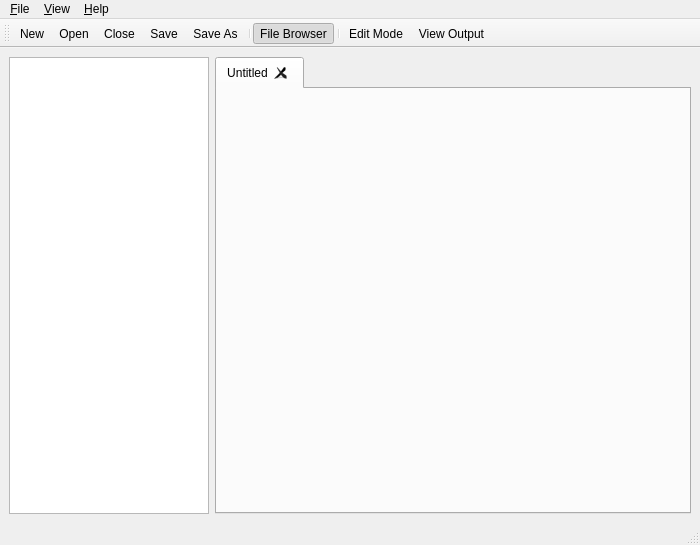
First picture: the form in src/equipmant.ui, repository hk0i/equipmant, before the edit.
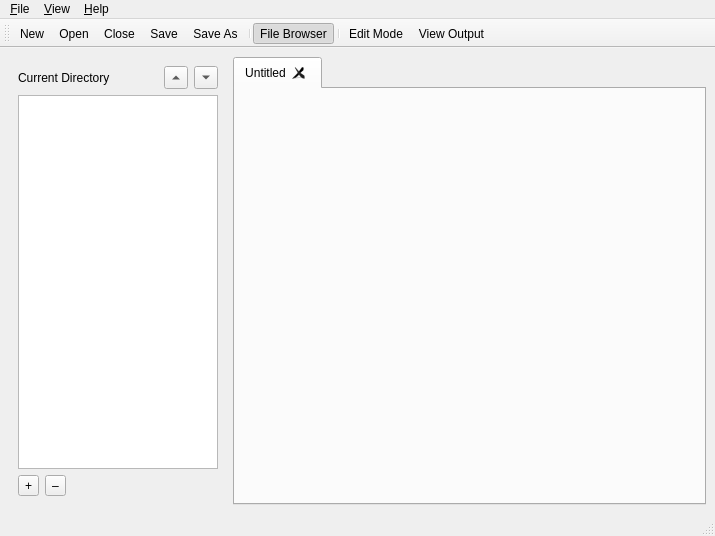
Second picture: the form after the edit. Icons and pictures are not drawn. Custom widgets are drawn as their Qt base class.

Commit message: Added filebrowser widgets and root directory changing

Diff of the .ui file:
```diff
--- a/src/equipmant.ui
+++ b/src/equipmant.ui
@@ -6,13 +6,13 @@
    <rect>
     <x>0</x>
     <y>0</y>
-    <width>700</width>
-    <height>545</height>
+    <width>715</width>
+    <height>536</height>
    </rect>
   </property>
   <property name="minimumSize">
    <size>
-    <width>700</width>
+    <width>715</width>
     <height>536</height>
    </size>
   </property>
@@ -24,8 +24,34 @@
     <normaloff>:/img/res/ equip_icon_64.png</normaloff>:/img/res/ equip_icon_64.png</iconset>
   </property>
   <widget class="QWidget" name="centralwidget">
-   <layout class="QHBoxLayout" name="horizontalLayout">
-    <item>
+   <layout class="QGridLayout" name="gridLayout_2">
+    <item row="0" column="0">
+     <widget class="QWidget" name="fileBrowser" native="true">
+      <property name="maximumSize">
+       <size>
+        <width>226</width>
+        <height>16777215</height>
+       </size>
+      </property>
+      <layout class="QGridLayout" name="gridLayout">
+       <item row="0" column="0" colspan="3">
+        <widget class="QLabel" name="lblFBDirectory">
+         <property name="text">
+          <string>Current Directory</string>
+         </property>
+        </widget>
+       </item>
+       <item row="0" column="4">
+        <widget class="QToolButton" name="tbFBDown">
+         <property name="text">
+          <string>...</string>
+         </property>
+         <property name="arrowType">
+          <enum>Qt::DownArrow</enum>
+         </property>
+        </widget>
+       </item>
+       <item row="1" column="0" colspan="5">
      <widget class="QTreeView" name="tvFileView">
       <property name="sizePolicy">
        <sizepolicy hsizetype="MinimumExpanding" vsizetype="Expanding">
@@ -47,7 +73,47 @@
       </property>
      </widget>
     </item>
-    <item>
+       <item row="2" column="0">
+        <widget class="QToolButton" name="tbFBAdd">
+         <property name="text">
+          <string>+</string>
+         </property>
+        </widget>
+       </item>
+       <item row="2" column="1">
+        <widget class="QToolButton" name="tbFBRemove">
+         <property name="text">
+          <string>–</string>
+         </property>
+        </widget>
+       </item>
+       <item row="2" column="2" colspan="3">
+        <spacer name="horizontalSpacer">
+         <property name="orientation">
+          <enum>Qt::Horizontal</enum>
+         </property>
+         <property name="sizeHint" stdset="0">
+          <size>
+           <width>132</width>
+           <height>20</height>
+          </size>
+         </property>
+        </spacer>
+       </item>
+       <item row="0" column="3">
+        <widget class="QToolButton" name="tbFBUp">
+         <property name="text">
+          <string>...</string>
+         </property>
+         <property name="arrowType">
+          <enum>Qt::UpArrow</enum>
+         </property>
+        </widget>
+       </item>
+      </layout>
+     </widget>
+    </item>
+    <item row="0" column="1">
      <widget class="QTabWidget" name="tabFiles">
       <property name="sizePolicy">
        <sizepolicy hsizetype="Expanding" vsizetype="Expanding">
@@ -79,7 +145,7 @@
     <rect>
      <x>0</x>
      <y>0</y>
-     <width>700</width>
+     <width>715</width>
      <height>22</height>
     </rect>
    </property>
```
Lines whose indentation alone changed are shown as unchanged. The commit also changes 2 other files.
